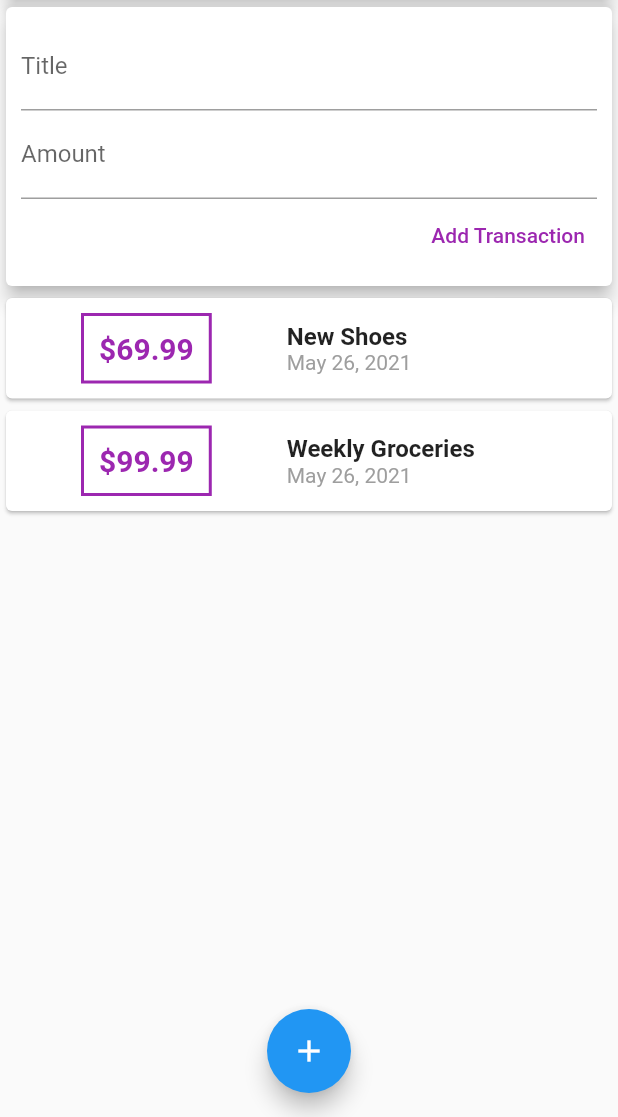
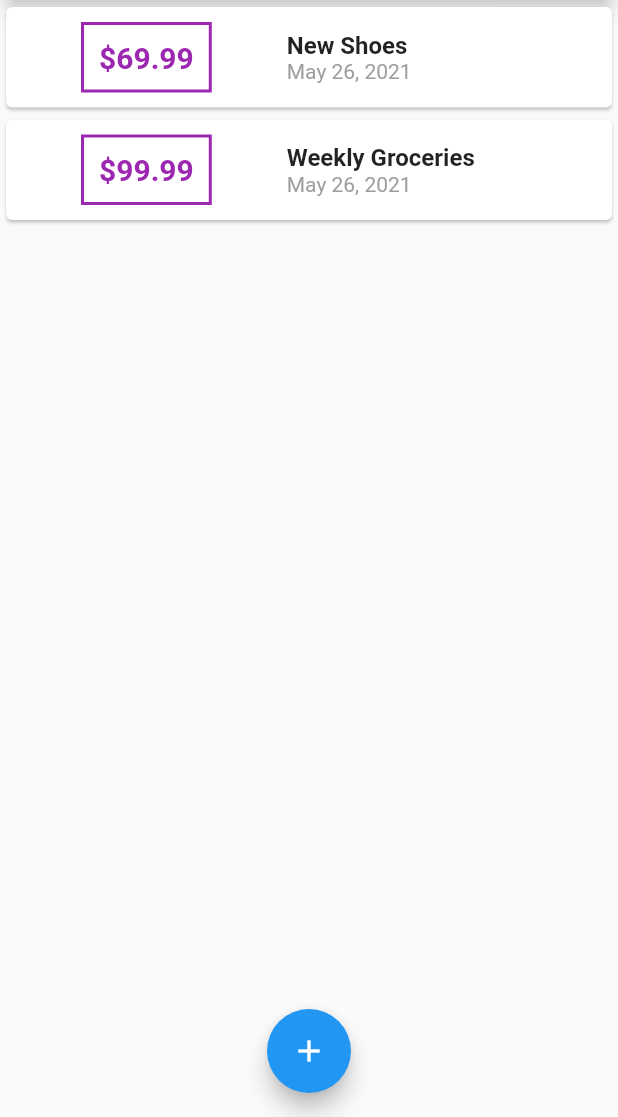
Before and after one commit to arielt/flutter_expense_planner, a Flutter app: the screen it shows after launch, on a phone screen of 412 x 824 dp, the part 119-1236 px from its top. Run offline on Flutter 3.47's test engine with Material 2 defaults, Android fonts, the light colour scheme and no system bars.

Commit message:
make transaction edits modal

```diff
--- a/lib/main.dart
+++ b/lib/main.dart
@@ -1,7 +1,8 @@
 import 'package:flutter/material.dart';
 
-// import './widgets/new_transaction.dart';
-import './widgets/user_transactions.dart';
+import './widgets/new_transaction.dart';
+import './widgets/transaction_list.dart';
+import './models/transaction.dart';
 
 void main() => runApp(MyApp());
 
@@ -15,21 +16,57 @@ class MyApp extends StatelessWidget {
   }
 }
 
-class MyHomePage extends StatelessWidget {
-  /*
-  void startAddingNewTransaction(BuildContext ctx) {
-    showModalBottomSheet(context: ctx, builder: (_) {
-      return NewTransaction();
+class MyHomePage extends StatefulWidget {
+  @override
+  _MyHomePageState createState() => _MyHomePageState();
+}
+
+class _MyHomePageState extends State<MyHomePage> {
+  final List<Transaction> _userTransactions = [
+    Transaction(
+        id: 't1', title: 'New Shoes', amount: 69.99, date: DateTime.now()),
+    Transaction(
+        id: 't2',
+        title: 'Weekly Groceries',
+        amount: 99.99,
+        date: DateTime.now())
+  ];
+
+  void _addNewTransaction(String txTitle, double txAmount) {
+    final newTx = Transaction(
+      title: txTitle,
+      amount: txAmount,
+      date: DateTime.now(),
+      id: DateTime.now().toString(),
+    );
+
+    setState(() {
+      _userTransactions.add(newTx);
     });
   }
-  */
+
+  void _startAddingNewTransaction(BuildContext ctx) {
+    showModalBottomSheet(
+        context: ctx,
+        builder: (_) {
+          return GestureDetector(
+              onTap: () {},
+              child: NewTransaction(_addNewTransaction),
+              behavior: HitTestBehavior.opaque,
+          );
+        });
+  }
 
   @override
   Widget build(BuildContext context) {
     return Scaffold(
       appBar: AppBar(
         title: Text('Flutter App'),
-        actions: <Widget>[IconButton(icon: Icon(Icons.add), onPressed: () {})],
+        actions: <Widget>[
+          IconButton(
+              icon: Icon(Icons.add),
+              onPressed: () => _startAddingNewTransaction(context))
+        ],
       ),
       body: SingleChildScrollView(
         child: Column(
@@ -44,13 +81,14 @@ class MyHomePage extends StatelessWidget {
                       Container(child: Text('Chart!'), width: double.infinity),
                   elevation: 5),
             ),
-            UserTransactions(),
+            TransactionList(_userTransactions),
           ],
         ),
       ),
       floatingActionButtonLocation: FloatingActionButtonLocation.centerFloat,
-      floatingActionButton:
-          FloatingActionButton(child: Icon(Icons.add), onPressed: () {}),
+      floatingActionButton: FloatingActionButton(
+          child: Icon(Icons.add),
+          onPressed: () => _startAddingNewTransaction(context)),
     );
   }
 }
--- a/lib/widgets/user_transactions.dart
+++ /dev/null
@@ -1,43 +0,0 @@
-import 'package:flutter/material.dart';
-
-import './transaction_list.dart';
-import './new_transaction.dart';
-import '../models/transaction.dart';
-
-class UserTransactions extends StatefulWidget {
-  @override
-  _UserTransactionsState createState() => _UserTransactionsState();
-}
-
-class _UserTransactionsState extends State<UserTransactions> {
-  final List<Transaction> _userTransactions = [
-    Transaction(
-        id: 't1', title: 'New Shoes', amount: 69.99, date: DateTime.now()),
-    Transaction(
-        id: 't2',
-        title: 'Weekly Groceries',
-        amount: 99.99,
-        date: DateTime.now())
-  ];
-
-  void _addNewTransaction(String txTitle, double txAmount) {
-    final newTx = Transaction(
-      title: txTitle,
-      amount: txAmount,
-      date: DateTime.now(),
-      id: DateTime.now().toString(),
-    );
-
-    setState(() {
-      _userTransactions.add(newTx);
-    });
-  }
-
-  @override
-  Widget build(BuildContext context) {
-    return Column(children: <Widget>[
-      NewTransaction(_addNewTransaction),
-      TransactionList(_userTransactions)
-    ]);
-  }
-}
```
